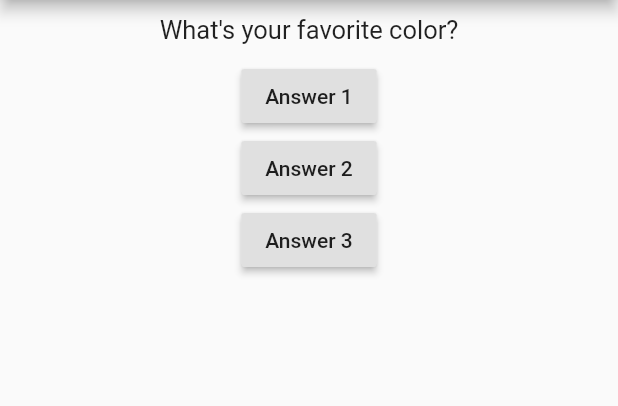
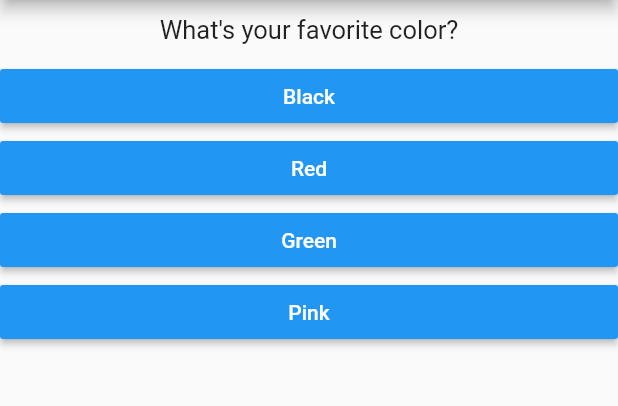
Before and after one commit to HemantSrivastava01/First-app, a Flutter app: the screen it shows after launch, on a phone screen of 412 x 824 dp, the part 84-490 px from its top. Run offline on Flutter 3.47's test engine with Material 2 defaults, Android fonts, the phone set to English and light mode, and no system bars.

Commit message:
Added Map and some styling to app

```diff
--- /dev/null
+++ b/lib/answer.dart
@@ -0,0 +1,19 @@
+import 'package:flutter/material.dart';
+
+class Answer extends StatelessWidget {
+  final Function selectHandler;
+  final String answerText;
+  Answer(this.selectHandler, this.answerText);
+  @override
+  Widget build(BuildContext context) {
+    return Container(
+      width: double.infinity,
+      child: RaisedButton(
+        color: Colors.blue,
+        textColor: Colors.white,
+        child: Text(answerText),
+        onPressed: selectHandler,
+      ),
+    );
+  }
+}
--- a/lib/main.dart
+++ b/lib/main.dart
@@ -1,5 +1,6 @@
 import 'package:flutter/material.dart';
 import './question.dart';
+import './answer.dart';
 
 void main() {
   runApp(MyApp());
@@ -25,8 +26,18 @@ class MyAppState extends State<MyApp> {
   @override
   Widget build(BuildContext context) {
     var questions = [
-      'What\'s your favorite color?',
-      'What\'s your favorite animal?',
+      {
+        'questionText': 'What\'s your favorite color?',
+        'answers': ['Black', 'Red', 'Green', 'Pink'],
+      },
+      {
+        'questionText': 'What\'s your favorite animal?',
+        'answers': ['Dog', 'Cat', 'Cow', 'Zebra'],
+      },
+      {
+        'questionText': 'What\'s your outdoor sport?',
+        'answers': ['Cricket', 'Badminton', 'Kabaddi', 'Kushti'],
+      },
     ];
     return MaterialApp(
       home: Scaffold(
@@ -35,19 +46,11 @@ class MyAppState extends State<MyApp> {
         ),
         body: Column(
           children: <Widget>[
-            Question(questions[questionIndex]),
-            RaisedButton(
-              child: Text('Answer 1'),
-              onPressed: answerQuestion,
-            ),
-            RaisedButton(
-              child: Text('Answer 2'),
-              onPressed: answerQuestion,
-            ),
-            RaisedButton(
-              child: Text('Answer 3'),
-              onPressed: answerQuestion,
-            ),
+            Question(questions[questionIndex]['questionText']),
+            ...(questions[questionIndex]['answers'] as List<String>)
+                .map((answer) {
+              return Answer(answerQuestion, answer);
+            }).toList()
           ],
         ),
       ),
```
